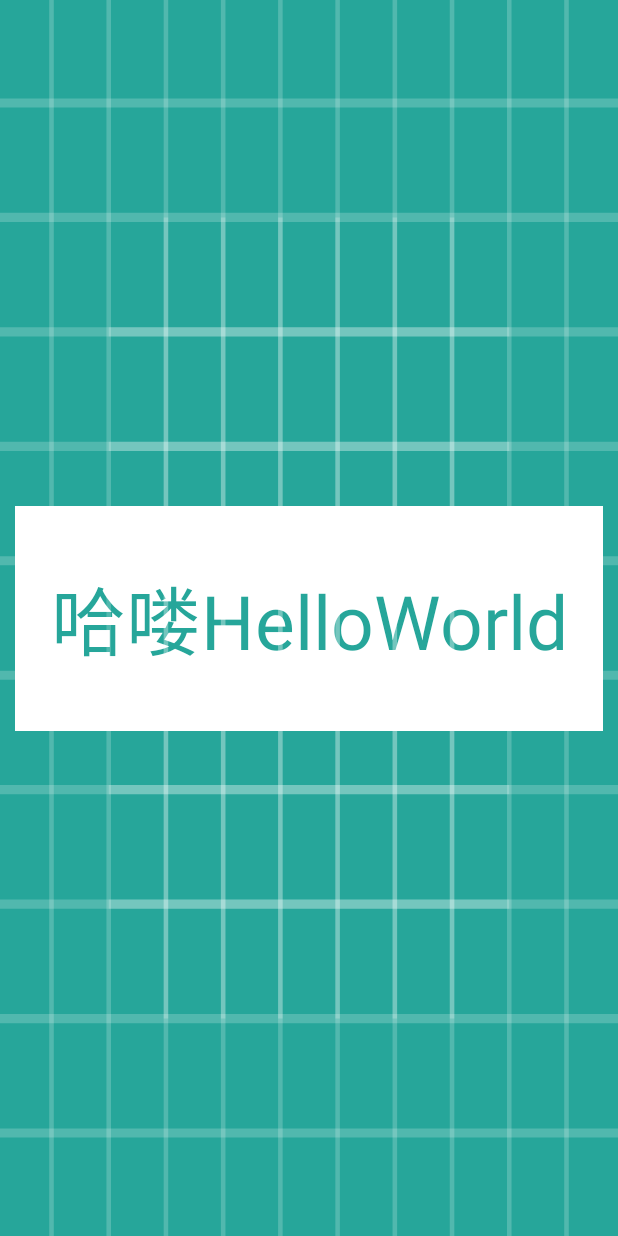
After one commit to hyhdy/customview-samples, an Android app: the layout fragment_hollow_textview.xml on its own in the app's theme, with its tools: preview values and no code run, on a phone screen of 412 x 824 dp. The commit adds this screen. Run offline under Robolectric (Android 15) with nearby library versions, the phone set to English and light mode, and no system bars.

Commit message:
镂空字体TextView

```diff
--- a/app/src/main/java/com/sky/hyh/customviewsamples/adapter/DataListAdapter.java
+++ b/app/src/main/java/com/sky/hyh/customviewsamples/adapter/DataListAdapter.java
@@ -15,6 +15,7 @@ import com.sky.hyh.customviewsamples.factory.impl.DynamicRoundTextViewFactory;
 import com.sky.hyh.customviewsamples.factory.impl.ClipChildrenFactory;
 import com.sky.hyh.customviewsamples.R;
 import com.sky.hyh.customviewsamples.adapter.viewholder.BaseViewHolder;
+import com.sky.hyh.customviewsamples.factory.impl.HollowTextViewFactory;
 import com.sky.hyh.customviewsamples.factory.impl.LimitedEditTextFactory;
 import com.sky.hyh.customviewsamples.factory.impl.RoundMaskViewFactory;
 
@@ -31,6 +32,7 @@ public class DataListAdapter extends RecyclerView.Adapter {
         sDataList.add(RoundMaskViewFactory.class);
         sDataList.add(LimitedEditTextFactory.class);
         sDataList.add(ColorMatrixFactory.class);
+        sDataList.add(HollowTextViewFactory.class);
     }
     private OnClickCallBack mOnClickCallBack;
     private Context mContext;
--- /dev/null
+++ b/app/src/main/java/com/sky/hyh/customviewsamples/customview/HollowTextView.java
@@ -0,0 +1,56 @@
+package com.sky.hyh.customviewsamples.customview;
+
+
+import android.content.Context;
+import android.graphics.Bitmap;
+import android.graphics.Canvas;
+import android.graphics.Color;
+import android.graphics.Paint;
+import android.graphics.PorterDuff;
+import android.graphics.PorterDuffXfermode;
+import android.graphics.Rect;
+import android.graphics.RectF;
+import android.os.Build;
+import android.support.annotation.Nullable;
+import android.support.v7.widget.AppCompatTextView;
+import android.text.TextUtils;
+import android.util.AttributeSet;
+import android.view.View;
+import android.widget.TextView;
+
+import com.sky.hyh.customviewsamples.utils.DensityUtil;
+
+/**
+ * Created by hyh on 2018/11/12 16:13
+ * E-Mail Address：fjnuhyh122@gmail.com
+ */
+public class HollowTextView extends AppCompatTextView {
+    private Paint mPaint;
+    private PorterDuffXfermode mPorterDuffXfermode;
+
+    public HollowTextView(Context context) {
+        this(context,null);
+    }
+
+    public HollowTextView(Context context, @Nullable AttributeSet attrs) {
+        super(context, attrs);
+        mPaint = new Paint(Paint.ANTI_ALIAS_FLAG);
+        mPaint.setColor(Color.WHITE);
+
+        mPorterDuffXfermode = new PorterDuffXfermode(PorterDuff.Mode.CLEAR );
+    }
+
+    @Override
+    public boolean onPreDraw() {
+        return super.onPreDraw();
+    }
+
+    @Override
+    protected void onDraw(Canvas canvas) {
+        canvas.saveLayer(0,0,canvas.getWidth(),canvas.getHeight(), null, Canvas.ALL_SAVE_FLAG);
+        canvas.drawRect(0,0,canvas.getWidth(),canvas.getHeight(),mPaint);
+        getPaint().setXfermode(mPorterDuffXfermode);
+        super.onDraw(canvas);
+        canvas.restore();
+    }
+}
--- /dev/null
+++ b/app/src/main/res/layout/fragment_hollow_textview.xml
@@ -0,0 +1,23 @@
+<?xml version="1.0" encoding="utf-8"?>
+<android.support.constraint.ConstraintLayout
+    xmlns:android="http://schemas.android.com/apk/res/android"
+    xmlns:app="http://schemas.android.com/apk/res-auto"
+    android:layout_width="match_parent"
+    android:layout_height="match_parent"
+    android:background="@drawable/ic_launcher_background">
+
+    <com.sky.hyh.customviewsamples.customview.HollowTextView
+        android:layout_width="match_parent"
+        android:layout_height="150dp"
+        android:layout_marginLeft="10dp"
+        android:layout_marginRight="10dp"
+        android:textSize="50sp"
+        android:text="哈喽HelloWorld"
+        android:textColor="@color/pure_red"
+        android:gravity="center"
+        app:layout_constraintLeft_toLeftOf="parent"
+        app:layout_constraintRight_toRightOf="parent"
+        app:layout_constraintTop_toTopOf="parent"
+        app:layout_constraintBottom_toBottomOf="parent" />
+
+</android.support.constraint.ConstraintLayout>
```
Also changed, not shown: app/src/main/java/com/sky/hyh/customviewsamples/customview/HollowTextViewV2.java (added, +75 -0 lines), app/src/main/java/com/sky/hyh/customviewsamples/factory/impl/HollowTextViewFactory.java (added, +16 -0 lines), app/src/main/java/com/sky/hyh/customviewsamples/fragment/impl/HollowTextViewFragment.java (added, +22 -0 lines).
